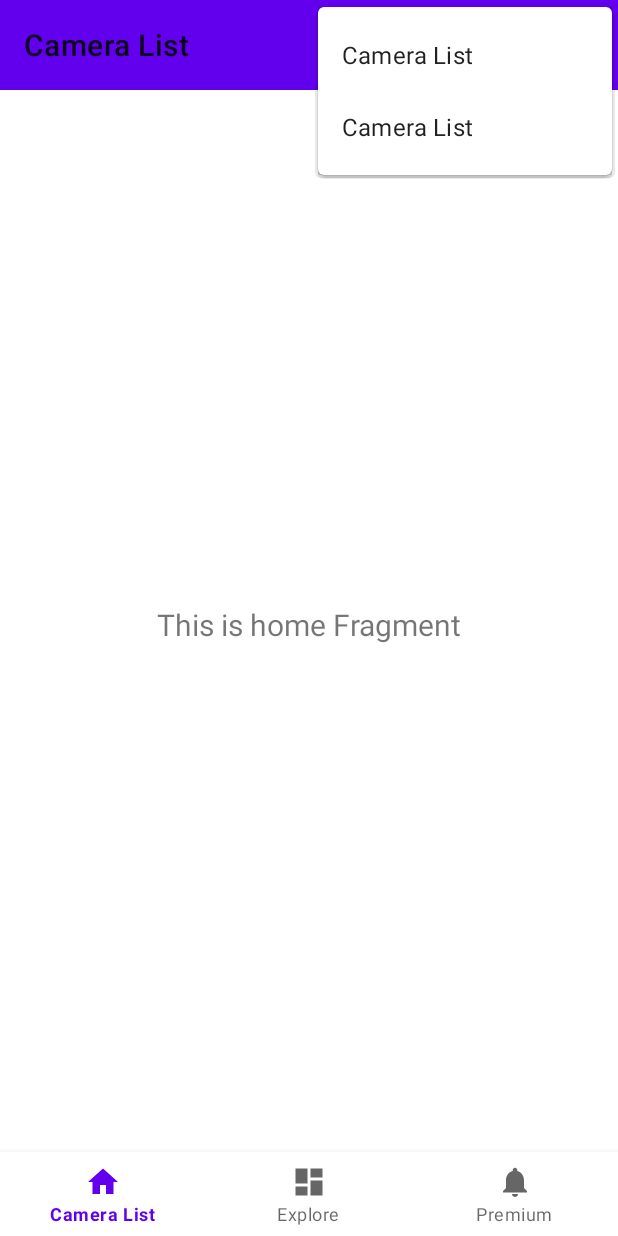
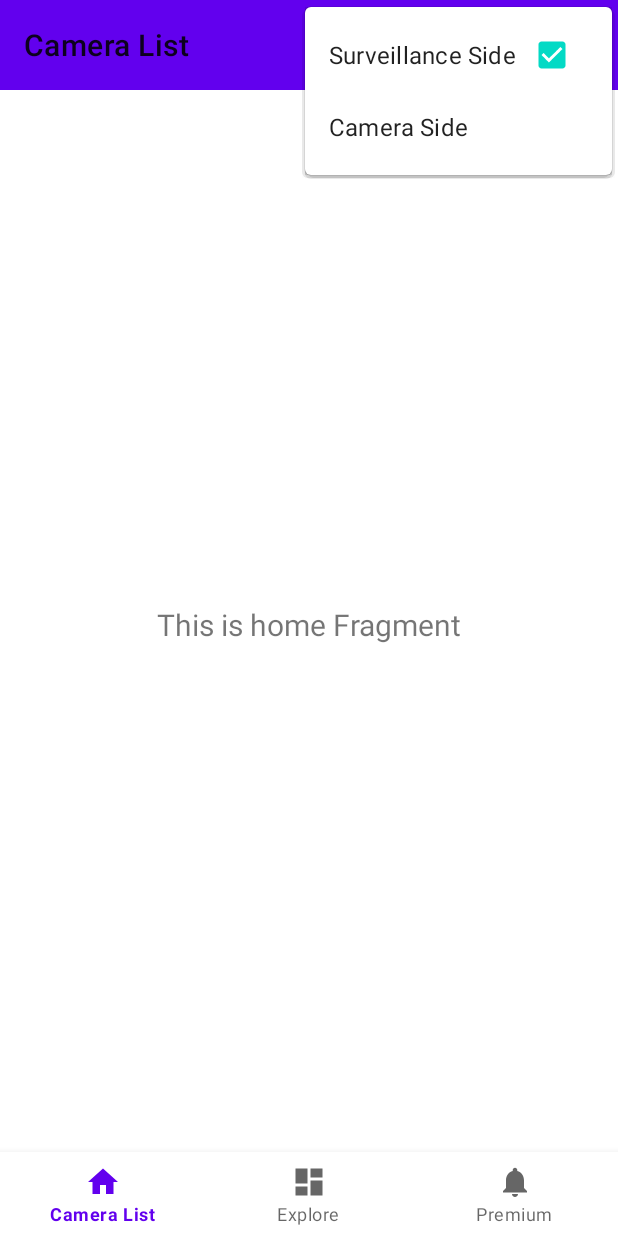
Before and after one commit to dogtim/AfraidCamera, an Android app: the screen it shows after launch (MainActivity), with the options menu open, on a phone screen of 412 x 824 dp. Run offline under Robolectric (Android 15) with nearby library versions, the phone set to English and light mode, and no system bars; our stand-ins replace navigation-ui.

Commit message:
Add the strings for menus

```diff
--- a/app/src/main/java/com/dogtim/afraidcamera/MainActivity.kt
+++ b/app/src/main/java/com/dogtim/afraidcamera/MainActivity.kt
@@ -1,7 +1,9 @@
 package com.dogtim.afraidcamera
 
 import android.os.Bundle
+import android.view.MenuItem
 import android.view.View
+import android.widget.Toast
 import androidx.appcompat.app.AppCompatActivity
 import androidx.navigation.findNavController
 import androidx.navigation.ui.AppBarConfiguration
@@ -32,8 +34,20 @@ class MainActivity : AppCompatActivity() {
 
         binding.toolbar.setupWithNavController(navController, appBarConfiguration)
         binding.toolbar.inflateMenu(R.menu.tool_menu)
+
         navView.setupWithNavController(navController)
 
     }
 
+//    override fun onOptionsItemSelected(item: MenuItem): Boolean {
+//        when (item.itemId) {
+//            R.id.group -> Toast.makeText(this, item.title, Toast.LENGTH_SHORT).show()
+//        }
+//        return super.onOptionsItemSelected(item)
+//    }
+
+    override fun onOptionsItemSelected(item: MenuItem): Boolean {
+        Toast.makeText(this, item.title, Toast.LENGTH_SHORT).show()
+return true
+    }
 }
--- a/app/src/main/java/com/dogtim/afraidcamera/ui/home/HomeFragment.kt
+++ b/app/src/main/java/com/dogtim/afraidcamera/ui/home/HomeFragment.kt
@@ -1,12 +1,13 @@
 package com.dogtim.afraidcamera.ui.home
 
 import android.os.Bundle
-import android.view.LayoutInflater
-import android.view.View
-import android.view.ViewGroup
+import android.view.*
 import android.widget.TextView
+import android.widget.Toast
+import androidx.annotation.NonNull
 import androidx.fragment.app.Fragment
 import androidx.lifecycle.ViewModelProvider
+import com.dogtim.afraidcamera.R
 import com.dogtim.afraidcamera.databinding.FragmentHomeBinding
 
 class HomeFragment : Fragment() {
@@ -32,11 +33,25 @@ class HomeFragment : Fragment() {
         homeViewModel.text.observe(viewLifecycleOwner) {
             textView.text = it
         }
+        setHasOptionsMenu(true)
+
         return root
     }
-
+    override fun onCreateOptionsMenu(menu: Menu, inflater: MenuInflater) {
+        super.onCreateOptionsMenu(menu, inflater)
+        inflater.inflate(R.menu.tool_menu, menu)
+    }
     override fun onDestroyView() {
         super.onDestroyView()
+
         _binding = null
     }
+
+    override fun onOptionsItemSelected(item: MenuItem): Boolean {
+        when (item.itemId) {
+            R.id.group -> Toast.makeText(context, item.title, Toast.LENGTH_SHORT).show()
+        }
+        Toast.makeText(context, item.title, Toast.LENGTH_SHORT).show()
+        return super.onOptionsItemSelected(item)
+    }
 }
--- a/app/src/main/res/menu/tool_menu.xml
+++ b/app/src/main/res/menu/tool_menu.xml
@@ -1,29 +1,17 @@
 <?xml version="1.0" encoding="utf-8"?>
-<menu
-    xmlns:android="http://schemas.android.com/apk/res/android"
-    xmlns:app="http://schemas.android.com/apk/res-auto">
-    <item android:id="@+id/item1"
-        android:title="@string/nav_bottom_camera_list"
-        android:icon="@drawable/ic_dashboard_black_24dp"
-        android:orderInCategory = "1"
-        app:showAsAction="ifRoom|withText"/>
-    <group android:id="@+id/group"
-        android:orderInCategory = "2"
-        >
-        <item android:id="@+id/group_item1"
-            android:title="@string/nav_bottom_camera_list"
-            android:icon="@drawable/ic_dashboard_black_24dp" />
-        <item android:id="@+id/group_item2"
-            android:title="@string/nav_bottom_camera_list"
-            android:icon="@drawable/ic_dashboard_black_24dp" />
+<menu xmlns:android="http://schemas.android.com/apk/res/android">
+
+    <group android:id="@+id/group">
+        <item
+            android:id="@+id/group_item1"
+            android:checked="true"
+            android:checkable="true"
+            android:onClick="onOptionsItemSelected"
+            android:title="@string/menu_surveillance" />
+        <item
+            android:id="@+id/group_item2"
+            android:title="@string/menu_camera"
+            android:onClick="onOptionsItemSelected"/>
     </group>
-    <item android:id="@+id/submenu"
-        android:orderInCategory = "3"
-        android:title="@string/nav_bottom_camera_list"
-        app:showAsAction="ifRoom|withText" >
-        <menu>
-            <item android:id="@+id/submenu_item1"
-                android:title="@string/nav_bottom_premium" />
-        </menu>
-    </item>
+
 </menu>
--- a/app/src/main/res/values/strings.xml
+++ b/app/src/main/res/values/strings.xml
@@ -4,4 +4,7 @@
     <string name="nav_bottom_camera_list">Camera List</string>
     <string name="nav_bottom_explore">Explore</string>
     <string name="nav_bottom_premium">Premium</string>
+
+    <string name="menu_surveillance">Surveillance Side</string>
+    <string name="menu_camera">Camera Side</string>
 </resources>
```
Also changed, not shown: 4 other files.
